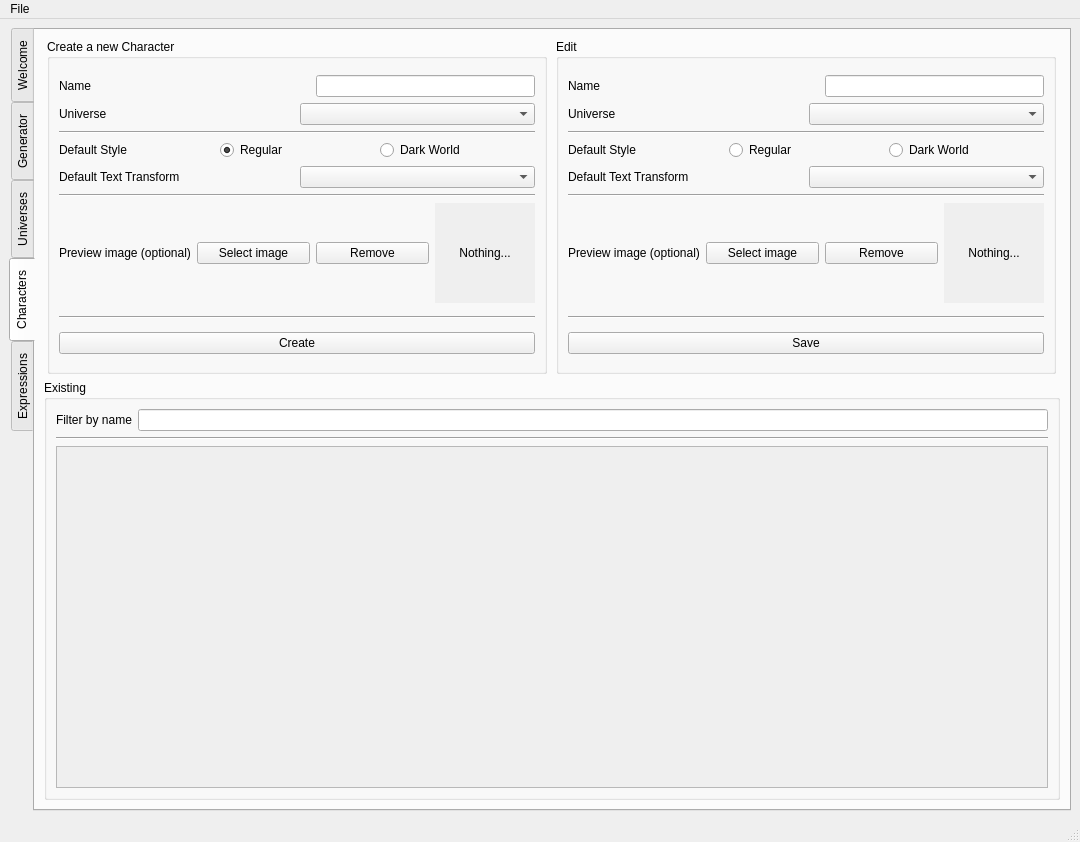
Qt form ui/ui.ui (xMirkix/yet-another-textbox-generator) before a commit.
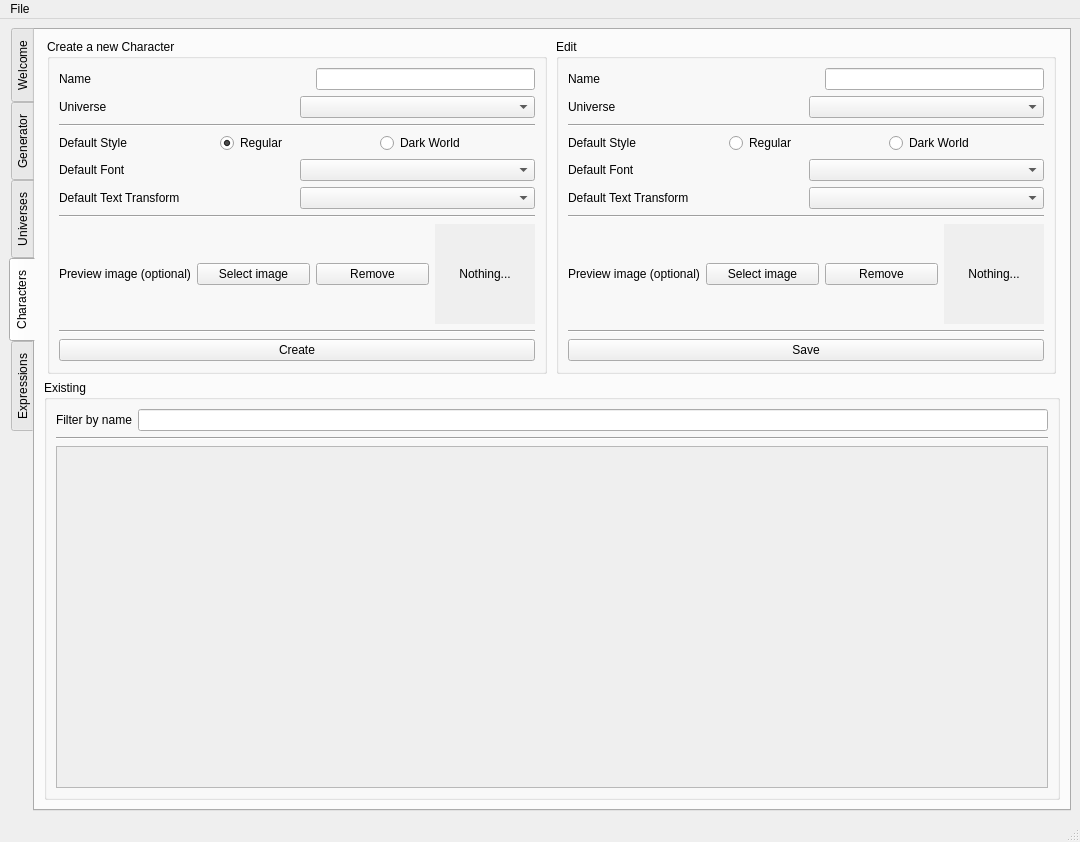
The same form after that commit. The open tabs and pages were chosen to show the change. Icons and pictures are not drawn.

The edit to the form file:
```diff
--- a/ui/ui.ui
+++ b/ui/ui.ui
@@ -1832,6 +1832,20 @@
                    </item>
                   </layout>
                  </item>
+                 <item>
+                  <layout class="QHBoxLayout" name="horizontalLayout_27">
+                   <item>
+                    <widget class="QLabel" name="characters_create_font_label">
+                     <property name="text">
+                      <string>Default Font</string>
+                     </property>
+                    </widget>
+                   </item>
+                   <item>
+                    <widget class="QComboBox" name="characters_create_font_selector"/>
+                   </item>
+                  </layout>
+                 </item>
                  <item>
                   <layout class="QHBoxLayout" name="horizontalLayout_47">
                    <item>
@@ -2027,6 +2041,20 @@
                    </item>
                   </layout>
                  </item>
+                 <item>
+                  <layout class="QHBoxLayout" name="horizontalLayout_29">
+                   <item>
+                    <widget class="QLabel" name="characters_edit_font_label">
+                     <property name="text">
+                      <string>Default Font</string>
+                     </property>
+                    </widget>
+                   </item>
+                   <item>
+                    <widget class="QComboBox" name="characters_edit_font_selector"/>
+                   </item>
+                  </layout>
+                 </item>
                  <item>
                   <layout class="QHBoxLayout" name="horizontalLayout_50">
                    <item>
```
